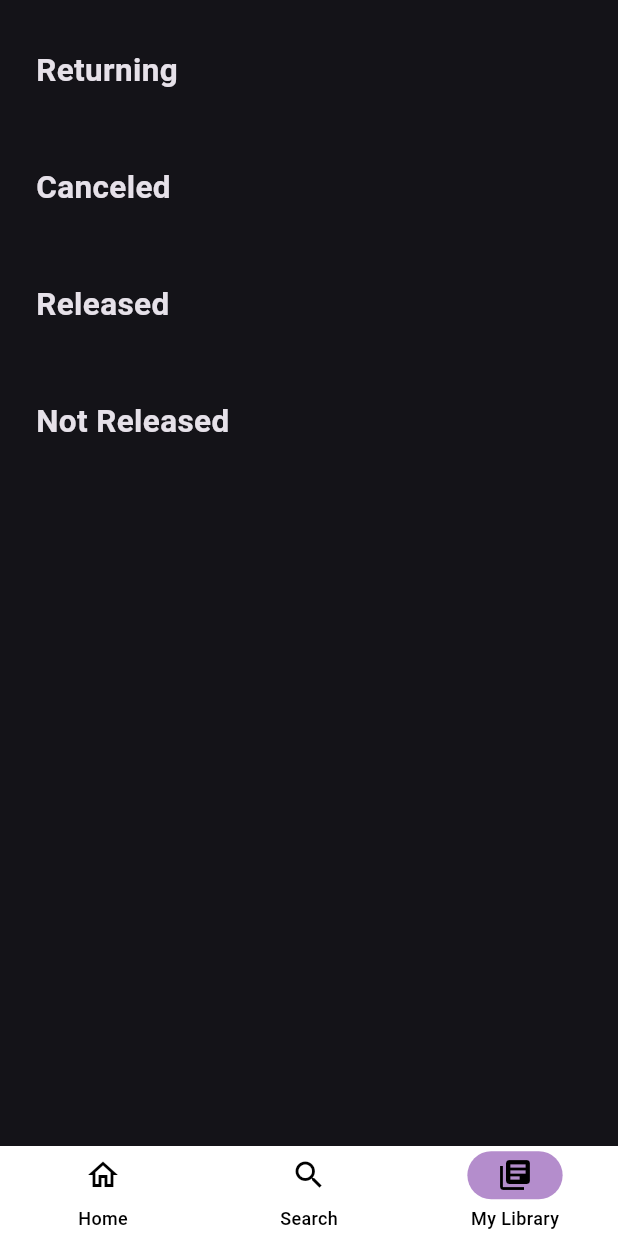
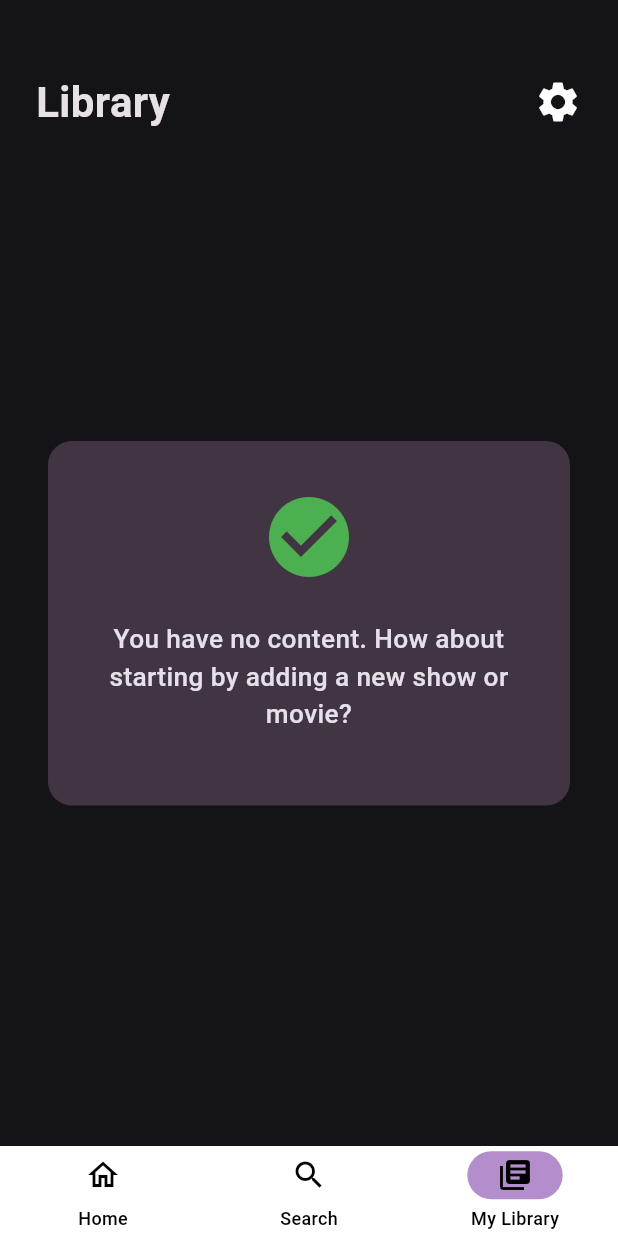
Before and after one commit to Akisan98/Binge, a Flutter app: the screen it shows after launch, swiped to page 3, on a phone screen of 412 x 824 dp. Run offline on Flutter 3.47's test engine with Material 2 defaults, Android fonts, the phone set to English and light mode, and no system bars; our stand-ins replace auto_size_text, cached_network_image, flutter_dotenv, hive, hive_flutter, infinite_scroll_pagination and 3 more; missing offline and left inert: dart:ffi, progress_indicator; accounts and stored records are empty; network calls fail.

Commit message:
FEAT: AppBar & AutoHide

```diff
--- a/lib/pages/my_library.dart
+++ b/lib/pages/my_library.dart
@@ -7,6 +7,8 @@ import '../enums/media_type.dart';
 import '../models/db/media_content.dart';
 import '../models/tmdb/tmdb_result.dart';
 import '../views/db_content.dart';
+import '../views/my_app_bar.dart';
+import '../views/no_content.dart';
 import '../views/poster_card.dart';
 
 class MyLibrary extends StatelessWidget {
@@ -17,10 +19,20 @@ class MyLibrary extends StatelessWidget {
         child: ValueListenableBuilder<Box<MediaContent>>(
           valueListenable: Hive.box<MediaContent>('myBox').listenable(),
           builder: (context, box, widget) => SingleChildScrollView(
-            physics: const ScrollPhysics(),
-            child: Column(
+            physics: box.values.isNotEmpty
+                ? const ScrollPhysics()
+                : const NeverScrollableScrollPhysics(),
+            child: box.values.isNotEmpty
+                ? Column(
                     mainAxisSize: MainAxisSize.min,
                     children: [
+                      Padding(
+                        padding: EdgeInsets.only(left: 16, right: 16),
+                        child: const MyAppBar(
+                          title: 'Library',
+                          icon: Icons.settings,
+                        ),
+                      ),
                       Todays(
                         db: box,
                       ),
@@ -29,6 +41,24 @@ class MyLibrary extends StatelessWidget {
                       Canceled(db: box),
                       const SizedBox.shrink(), //Aired(db: box)
                       Released(db: box), NotReleased(db: box)
+                    ],
+                  )
+                : Column(
+                    children: [
+                      const Padding(
+                        padding: EdgeInsets.only(
+                          left: 16,
+                          right: 16,
+                        ),
+                        child: const MyAppBar(
+                          title: 'Library',
+                          icon: Icons.settings,
+                        ),
+                      ),
+                      const NoContent(
+                        message:
+                            'You have no content. How about starting by adding a new show or movie?',
+                      ),
                     ],
                   ),
           ),
@@ -130,7 +160,8 @@ class CountDown extends StatelessWidget {
           .compareTo(b.nextRelease ?? '2099-01-01'),
     );
 
-    return SizedBox(
+    return items.isNotEmpty
+        ? SizedBox(
             height: 170.0 * items.length,
             child: ListView.builder(
               shrinkWrap: true,
@@ -145,7 +176,8 @@ class CountDown extends StatelessWidget {
                 ),
               ),
             ),
-    );
+          )
+        : const SizedBox.shrink();
   }
 }
 
@@ -174,7 +206,8 @@ class Returning extends StatelessWidget {
       return false;
     });
 
-    return Padding(
+    return items.isNotEmpty
+        ? Padding(
             padding: const EdgeInsets.only(top: 32, left: 16),
             child: Column(
               crossAxisAlignment: CrossAxisAlignment.start,
@@ -189,7 +222,6 @@ class Returning extends StatelessWidget {
                     ),
                   ),
                 ),
-
                 SizedBox(
                   height: 174.0 * ((items.length / 4).ceil()),
                   child: Padding(
@@ -197,7 +229,8 @@ class Returning extends StatelessWidget {
                     child: GridView.builder(
                       shrinkWrap: true,
                       physics: const NeverScrollableScrollPhysics(),
-                gridDelegate: const SliverGridDelegateWithFixedCrossAxisCount(
+                      gridDelegate:
+                          const SliverGridDelegateWithFixedCrossAxisCount(
                         childAspectRatio: 0.5,
                         crossAxisCount: 4,
                       ),
@@ -216,7 +249,8 @@ class Returning extends StatelessWidget {
                 ),
               ],
             ),
-    );
+          )
+        : const SizedBox.shrink();
   }
 }
 
@@ -236,7 +270,8 @@ class Canceled extends StatelessWidget {
       return false;
     });
 
-    return Padding(
+    return items.isNotEmpty
+        ? Padding(
             padding: const EdgeInsets.only(top: 32, left: 16),
             child: Column(
               crossAxisAlignment: CrossAxisAlignment.start,
@@ -251,7 +286,6 @@ class Canceled extends StatelessWidget {
                     ),
                   ),
                 ),
-
                 SizedBox(
                   height: 174.0 * ((items.length / 4).ceil()),
                   child: Padding(
@@ -259,7 +293,8 @@ class Canceled extends StatelessWidget {
                     child: GridView.builder(
                       shrinkWrap: true,
                       physics: const NeverScrollableScrollPhysics(),
-                gridDelegate: const SliverGridDelegateWithFixedCrossAxisCount(
+                      gridDelegate:
+                          const SliverGridDelegateWithFixedCrossAxisCount(
                         childAspectRatio: 0.5,
                         crossAxisCount: 4,
                       ),
@@ -275,7 +310,8 @@ class Canceled extends StatelessWidget {
                 ),
               ],
             ),
-    );
+          )
+        : const SizedBox.shrink();
   }
 }
 
@@ -297,7 +333,8 @@ class Released extends StatelessWidget {
       return false;
     });
 
-    return Padding(
+    return items.isNotEmpty
+        ? Padding(
             padding: const EdgeInsets.only(top: 32, left: 16),
             child: Column(
               crossAxisAlignment: CrossAxisAlignment.start,
@@ -312,7 +349,6 @@ class Released extends StatelessWidget {
                     ),
                   ),
                 ),
-
                 SizedBox(
                   height: 174.0 * ((items.length / 4).ceil()),
                   child: Padding(
@@ -320,7 +356,8 @@ class Released extends StatelessWidget {
                     child: GridView.builder(
                       shrinkWrap: true,
                       physics: const NeverScrollableScrollPhysics(),
-                gridDelegate: const SliverGridDelegateWithFixedCrossAxisCount(
+                      gridDelegate:
+                          const SliverGridDelegateWithFixedCrossAxisCount(
                         childAspectRatio: 0.5,
                         crossAxisCount: 4,
                       ),
@@ -336,11 +373,10 @@ class Released extends StatelessWidget {
                 ),
               ],
             ),
-    );
+          )
+        : const SizedBox.shrink();
   }
 }
-
-
 
 class NotReleased extends StatelessWidget {
   const NotReleased({Key? key, required this.db}) : super(key: key);
@@ -365,7 +401,8 @@ class NotReleased extends StatelessWidget {
       return false;
     });
 
-    return Padding(
+    return items.isNotEmpty
+        ? Padding(
             padding: const EdgeInsets.only(top: 32, left: 16),
             child: Column(
               crossAxisAlignment: CrossAxisAlignment.start,
@@ -380,7 +417,6 @@ class NotReleased extends StatelessWidget {
                     ),
                   ),
                 ),
-
                 SizedBox(
                   height: 174.0 * ((items.length / 4).ceil()),
                   child: Padding(
@@ -388,7 +424,8 @@ class NotReleased extends StatelessWidget {
                     child: GridView.builder(
                       shrinkWrap: true,
                       physics: const NeverScrollableScrollPhysics(),
-                gridDelegate: const SliverGridDelegateWithFixedCrossAxisCount(
+                      gridDelegate:
+                          const SliverGridDelegateWithFixedCrossAxisCount(
                         childAspectRatio: 0.5,
                         crossAxisCount: 4,
                       ),
@@ -404,6 +441,7 @@ class NotReleased extends StatelessWidget {
                 ),
               ],
             ),
-    );
+          )
+        : const SizedBox.shrink();
   }
 }
--- /dev/null
+++ b/lib/views/my_app_bar.dart
@@ -0,0 +1,37 @@
+import 'package:flutter/material.dart';
+
+class MyAppBar extends StatelessWidget {
+  const MyAppBar({Key? key, required this.title, this.icon}) : super(key: key);
+
+  final String title;
+  final IconData? icon;
+
+  @override
+  Widget build(BuildContext context) => Padding(
+        padding: const EdgeInsets.only(
+          top: 48,
+          left: 8,
+          right: 8,
+        ),
+        child: Row(
+          children: [
+            Expanded(
+              child: Text(
+                title,
+                textScaleFactor: 2,
+                style: const TextStyle(
+                  fontWeight: FontWeight.bold,
+                ),
+              ),
+            ),
+            if (icon != null)
+              Icon(
+                icon,
+                size: 32,
+              )
+            else
+              const SizedBox.shrink(),
+          ],
+        ),
+      );
+}
--- /dev/null
+++ b/lib/views/no_content.dart
@@ -0,0 +1,42 @@
+import 'package:flutter/material.dart';
+
+class NoContent extends StatelessWidget {
+  const NoContent({Key? key, required this.message}) : super(key: key);
+
+  final String message;
+
+  @override
+  Widget build(BuildContext context) => Padding(
+        padding: EdgeInsets.only(
+            top: (MediaQuery.of(context).size.height) / 4, left: 32, right: 32),
+        child: Container(
+          decoration: const BoxDecoration(
+              color: Color.fromARGB(255, 65, 53, 67),
+              borderRadius: BorderRadius.all(
+                Radius.circular(16),
+              )),
+          child: Padding(
+            padding: const EdgeInsets.only(top: 32, bottom: 32),
+            child: Column(
+              children: [
+                const Icon(
+                  Icons.check_circle,
+                  color: Colors.green,
+                  size: 64,
+                ),
+                Padding(
+                  padding: const EdgeInsets.only(
+                      top: 24, left: 32, right: 32, bottom: 16),
+                  child: Text(
+                    message,
+                    textScaleFactor: 1.25,
+                    style: const TextStyle(fontWeight: FontWeight.w500),
+                    textAlign: TextAlign.center,
+                  ),
+                )
+              ],
+            ),
+          ),
+        ),
+      );
+}
```
Also changed, not shown: lib/pages/db_res.dart (+30 -3 lines), lib/pages/detail_page.dart (+6 -12 lines), lib/pages/home_page.dart (+5 -5 lines), lib/views/season_list.dart (+2 -11 lines). Lines whose indentation alone changed are shown as unchanged.
